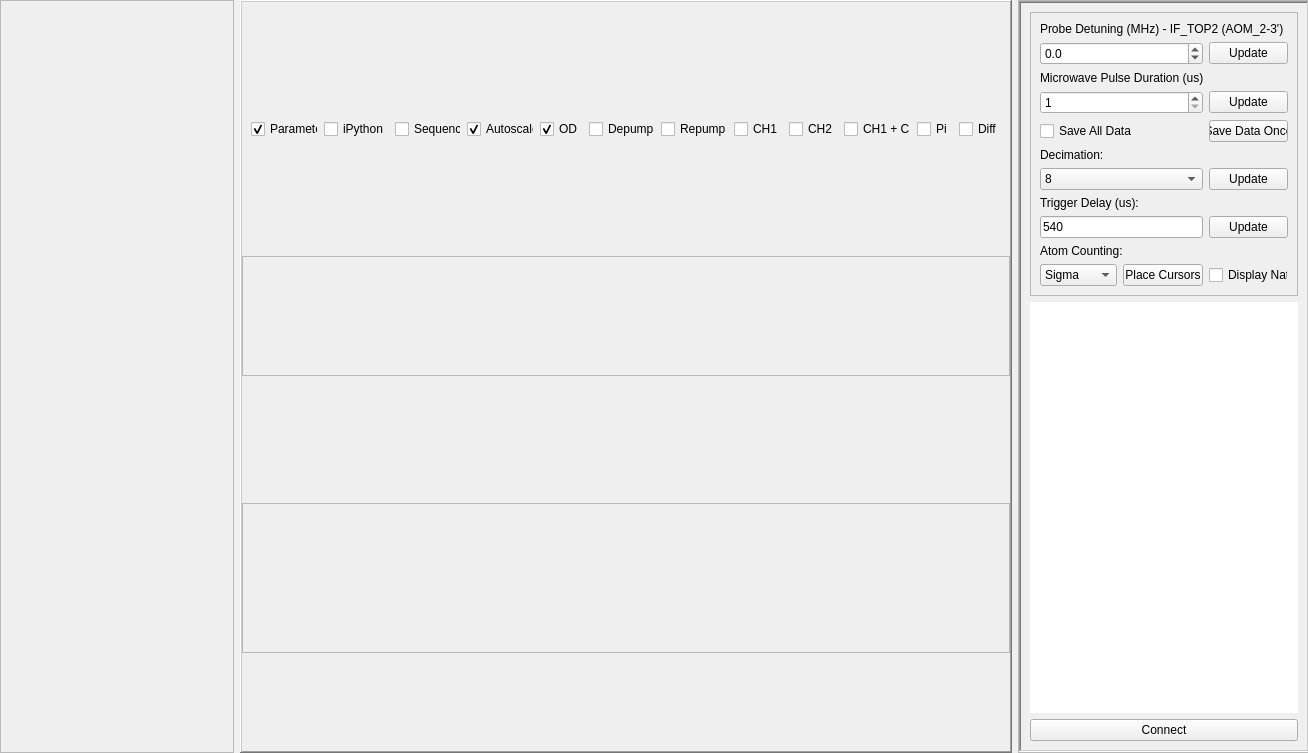
This is widgets/MWSpectro/gui.ui in JeremyQO/GUI-Experiment as Qt 5 draws it before an edit. The edited form follows.
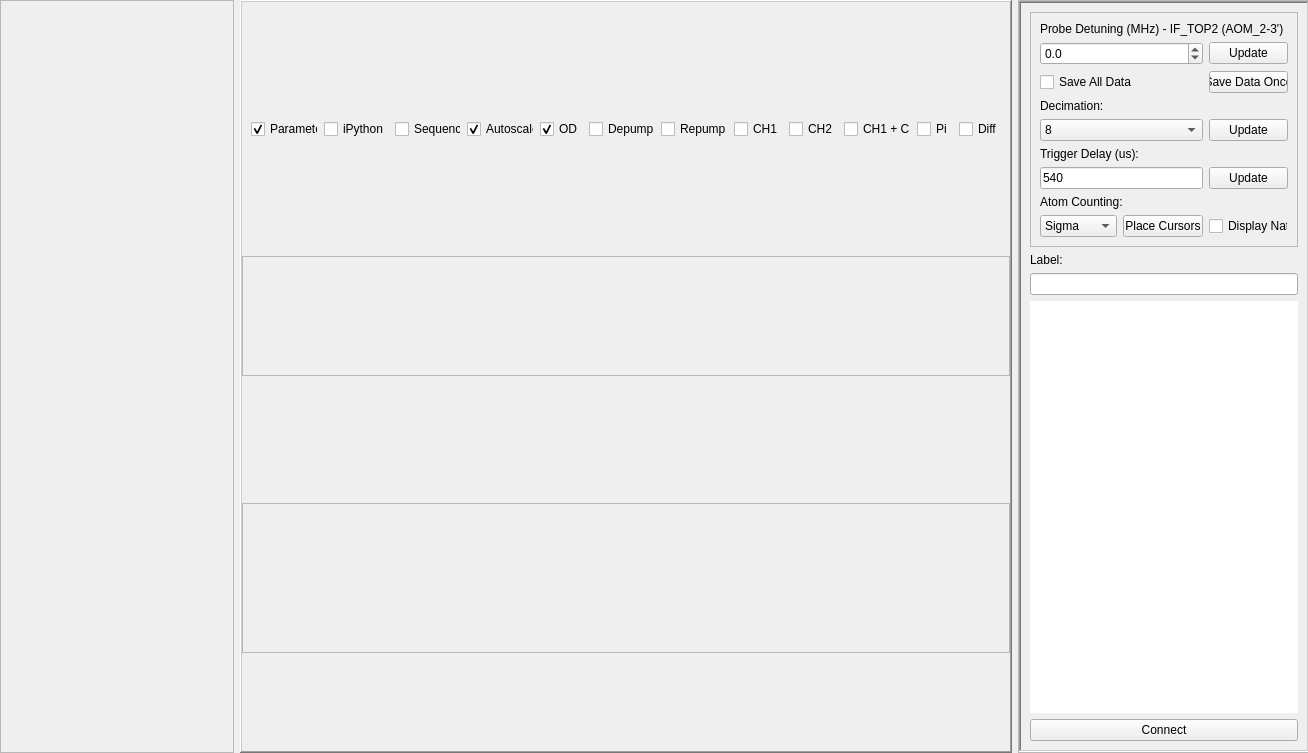
This is the edited form.

Patch:
```diff
--- a/widgets/MWSpectro/gui.ui
+++ b/widgets/MWSpectro/gui.ui
@@ -364,63 +364,42 @@
             <enum>QFrame::Raised</enum>
            </property>
            <layout class="QGridLayout" name="gridLayout">
-            <item row="5" column="1">
+            <item row="3" column="1">
              <widget class="QLabel" name="label_2">
               <property name="text">
                <string>Decimation:</string>
               </property>
              </widget>
             </item>
-            <item row="9" column="3">
-             <widget class="QPushButton" name="pushButton_updateTriggerDelay">
+            <item row="1" column="3">
+             <widget class="QPushButton" name="pushButton_update">
               <property name="text">
                <string>Update</string>
               </property>
              </widget>
             </item>
-            <item row="6" column="3">
-             <widget class="QPushButton" name="pushButton_updateDecimation">
-              <property name="text">
-               <string>Update</string>
-              </property>
-             </widget>
-            </item>
-            <item row="4" column="3">
+            <item row="2" column="3">
              <widget class="QPushButton" name="pushButton_saveCurrentData">
               <property name="text">
                <string>Save Data Once</string>
               </property>
              </widget>
             </item>
-            <item row="11" column="3">
+            <item row="4" column="3">
+             <widget class="QPushButton" name="pushButton_updateDecimation">
+              <property name="text">
+               <string>Update</string>
+              </property>
+             </widget>
+            </item>
+            <item row="9" column="3">
              <widget class="QCheckBox" name="checkBox_displayNat">
               <property name="text">
                <string>Display Nat</string>
               </property>
              </widget>
             </item>
-            <item row="1" column="3">
-             <widget class="QPushButton" name="pushButton_update">
-              <property name="text">
-               <string>Update</string>
-              </property>
-             </widget>
-            </item>
             <item row="4" column="1" colspan="2">
-             <widget class="QCheckBox" name="checkBox_saveData">
-              <property name="text">
-               <string>Save All Data</string>
-              </property>
-             </widget>
-            </item>
-            <item row="10" column="1" colspan="2">
-             <widget class="QLabel" name="label_4">
-              <property name="text">
-               <string>Atom Counting:</string>
-              </property>
-             </widget>
-            </item>
-            <item row="6" column="1" colspan="2">
              <widget class="QComboBox" name="comboBox_decimation">
               <property name="currentIndex">
                <number>1</number>
@@ -457,10 +436,24 @@
               </item>
              </widget>
             </item>
-            <item row="9" column="1" colspan="2">
-             <widget class="QLineEdit" name="lineEdit_triggerDelay">
+            <item row="7" column="3">
+             <widget class="QPushButton" name="pushButton_updateTriggerDelay">
               <property name="text">
-               <string>540</string>
+               <string>Update</string>
+              </property>
+             </widget>
+            </item>
+            <item row="2" column="1" colspan="2">
+             <widget class="QCheckBox" name="checkBox_saveData">
+              <property name="text">
+               <string>Save All Data</string>
+              </property>
+             </widget>
+            </item>
+            <item row="8" column="1" colspan="2">
+             <widget class="QLabel" name="label_4">
+              <property name="text">
+               <string>Atom Counting:</string>
               </property>
              </widget>
             </item>
@@ -477,14 +470,21 @@
               </property>
              </widget>
             </item>
-            <item row="8" column="1" colspan="2">
-             <widget class="QLabel" name="label_3">
+            <item row="0" column="1" colspan="3">
+             <widget class="QLabel" name="label">
               <property name="text">
-               <string>Trigger Delay (us):</string>
+               <string>Probe Detuning (MHz) - IF_TOP2 (AOM_2-3')</string>
               </property>
              </widget>
             </item>
-            <item row="11" column="2">
+            <item row="7" column="1" colspan="2">
+             <widget class="QLineEdit" name="lineEdit_triggerDelay">
+              <property name="text">
+               <string>540</string>
+              </property>
+             </widget>
+            </item>
+            <item row="9" column="2">
              <widget class="QPushButton" name="pushButton_Cursor">
               <property name="enabled">
                <bool>true</bool>
@@ -494,14 +494,14 @@
               </property>
              </widget>
             </item>
-            <item row="0" column="1" colspan="3">
-             <widget class="QLabel" name="label">
+            <item row="6" column="1" colspan="2">
+             <widget class="QLabel" name="label_3">
               <property name="text">
-               <string>Probe Detuning (MHz) - IF_TOP2 (AOM_2-3')</string>
+               <string>Trigger Delay (us):</string>
               </property>
              </widget>
             </item>
-            <item row="11" column="1">
+            <item row="9" column="1">
              <widget class="QComboBox" name="comboBox_cursors">
               <item>
                <property name="text">
@@ -525,39 +525,19 @@
               </item>
              </widget>
             </item>
-            <item row="2" column="1" colspan="2">
-             <widget class="QLabel" name="label_5">
-              <property name="text">
-               <string>Microwave Pulse Duration (us)</string>
-              </property>
-             </widget>
-            </item>
-            <item row="3" column="1" colspan="2">
-             <widget class="QDoubleSpinBox" name="doubleSpinBox_MW_pulse_duration">
-              <property name="decimals">
-               <number>0</number>
-              </property>
-              <property name="minimum">
-               <double>1.000000000000000</double>
-              </property>
-              <property name="maximum">
-               <double>4000.000000000000000</double>
-              </property>
-              <property name="value">
-               <double>1.000000000000000</double>
-              </property>
-             </widget>
-            </item>
-            <item row="3" column="3">
-             <widget class="QPushButton" name="pushButton_update_MW_pulse_duration">
-              <property name="text">
-               <string>Update</string>
-              </property>
-             </widget>
-            </item>
            </layout>
           </widget>
          </item>
+         <item>
+          <widget class="QLabel" name="label_5">
+           <property name="text">
+            <string>Label:</string>
+           </property>
+          </widget>
+         </item>
+         <item>
+          <widget class="QLineEdit" name="lineEdit_label"/>
+         </item>
          <item>
           <widget class="QListWidget" name="listWidget_dialogue">
            <property name="cursor" stdset="0">
```
